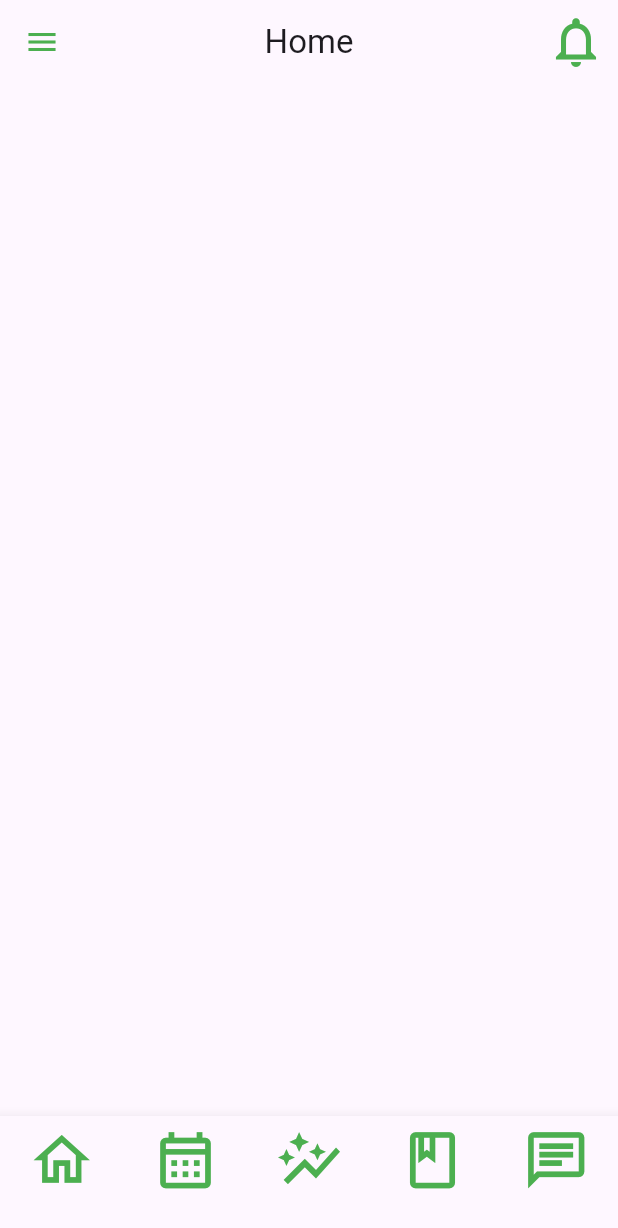
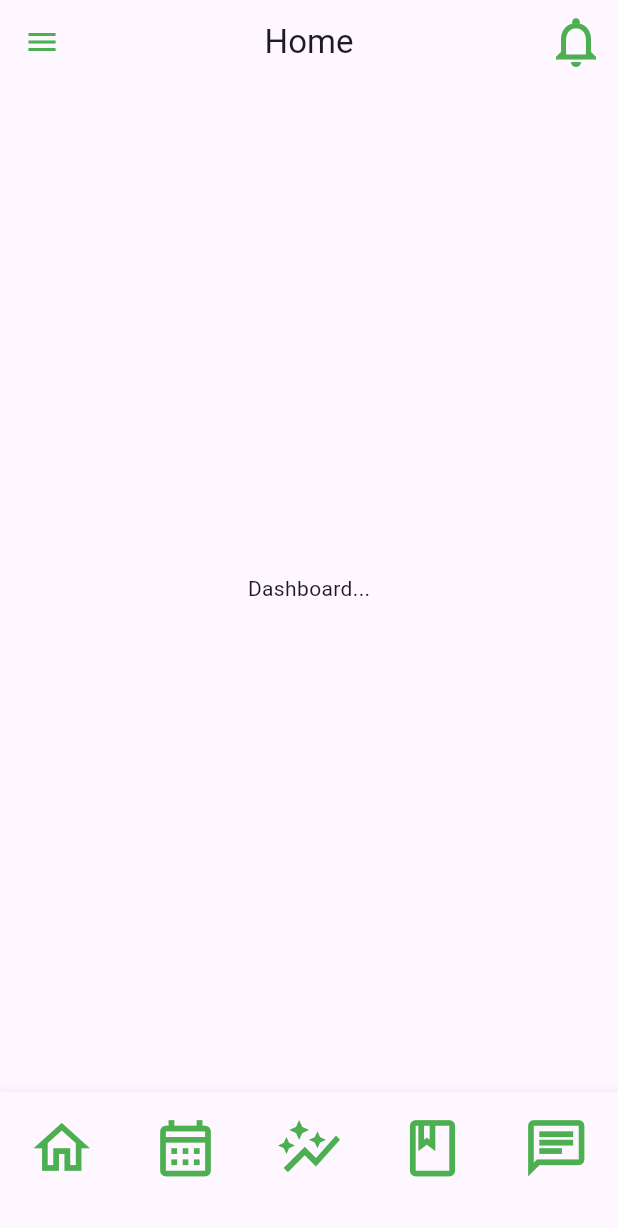
Before and after one commit to Miggycraft/terrasoi_app, a Flutter app: the screen it shows after launch, on a phone screen of 412 x 824 dp. Shown: the top 1228 px of the screen. Run offline on Flutter 3.47's test engine with Material 3 defaults, Android fonts, the phone set to English and light mode, and no system bars.

Commit message:
working bottom navbar that updates pages, and appbar, views next

```diff
--- a/lib/pages/home_page.dart
+++ b/lib/pages/home_page.dart
@@ -1,5 +1,10 @@
 import 'package:flutter/material.dart';
 import 'package:terrasoi/component/drawer_component.dart';
+import 'package:terrasoi/pages/view/dashboard_page.dart';
+import 'package:terrasoi/pages/view/reporting_page.dart';
+import 'package:terrasoi/pages/view/resources_page.dart';
+import 'package:terrasoi/pages/view/scheduling_page.dart';
+import 'package:terrasoi/pages/view/messaging_page.dart';
 
 class HomePage extends StatefulWidget {
   const HomePage({super.key});
@@ -9,13 +14,29 @@ class HomePage extends StatefulWidget {
 }
 
 class _HomePageState extends State<HomePage> {
+  int _selectedIndex = 0;
+
+  final List _pages = [
+    [const DashboardPage(), 'Home'],
+    [const SchedulingPage(), 'Scheduling'],
+    [const ReportingPage(), 'Reports'],
+    [const ResourcesPage(), 'Resources'],
+    [const MessagingPage(), 'Chats'],
+  ];
+
+  void navigateBottomBar(int index) {
+    setState(() {
+      _selectedIndex = index;
+    });
+  }
+
   @override
   Widget build(BuildContext context) {
     return Scaffold(
       appBar: AppBar(
         iconTheme: IconThemeData(color: Colors.green),
         title: Text(
-          'Home',
+          _pages[_selectedIndex][1],
         ),
         centerTitle: true,
         actions: [
@@ -28,65 +49,71 @@ class _HomePageState extends State<HomePage> {
               ))
         ],
       ),
-      body: Padding(
-        padding: EdgeInsets.symmetric(horizontal: 20),
-        child: Column(
-          children: [
-            // SEARCH ALL
-            Row(
-              children: [],
-            )
-
-            // ANALYTICS
-            // ANALYTICS BUT COLUMN
-
-            // PENDING APPROVAL
-            // PENDING APPROVAl BUT SLIDING??? (IDK PA)
-
-            // RECENT CONTACTS
-            // SAME SHIT W BEFORE
-          ],
-        ),
-      ),
+      body: _pages[_selectedIndex][0],
       drawer: DrawerComponent(),
       bottomNavigationBar: BottomNavigationBar(
         type: BottomNavigationBarType.fixed,
-        items: const <BottomNavigationBarItem>[
+        items: <BottomNavigationBarItem>[
           BottomNavigationBarItem(
+              label: '',
+              icon: IconButton(
+                onPressed: () {
+                  navigateBottomBar(0);
+                },
                 icon: Icon(
                   Icons.home_outlined,
                   size: 45,
                   color: Colors.green,
                 ),
-              label: ''),
+              )),
           BottomNavigationBarItem(
+              label: '',
+              icon: IconButton(
+                onPressed: () {
+                  navigateBottomBar(1);
+                },
                 icon: Icon(
                   Icons.calendar_month_outlined,
                   size: 45,
                   color: Colors.green,
                 ),
-              label: ''),
+              )),
           BottomNavigationBarItem(
+              label: '',
+              icon: IconButton(
+                onPressed: () {
+                  navigateBottomBar(2);
+                },
                 icon: Icon(
                   Icons.auto_graph,
                   size: 45,
                   color: Colors.green,
                 ),
-              label: ''),
+              )),
           BottomNavigationBarItem(
+              label: '',
+              icon: IconButton(
+                onPressed: () {
+                  navigateBottomBar(3);
+                },
                 icon: Icon(
                   Icons.book_outlined,
                   size: 45,
                   color: Colors.green,
                 ),
-              label: ''),
+              )),
           BottomNavigationBarItem(
+              label: '',
+              icon: IconButton(
+                onPressed: () {
+                  navigateBottomBar(4);
+                },
                 icon: Icon(
                   Icons.chat_outlined,
                   size: 45,
                   color: Colors.green,
                 ),
-              label: ''),
+              )),
         ],
       ),
     );
--- /dev/null
+++ b/lib/pages/view/dashboard_page.dart
@@ -0,0 +1,15 @@
+import 'package:flutter/material.dart';
+
+class DashboardPage extends StatefulWidget {
+  const DashboardPage({super.key});
+
+  @override
+  State<DashboardPage> createState() => _DashboardPageState();
+}
+
+class _DashboardPageState extends State<DashboardPage> {
+  @override
+  Widget build(BuildContext context) {
+    return Center(child: Text('Dashboard...'),);
+  }
+}
```
Also changed, not shown: lib/pages/view/messaging_page.dart (added, +15 -0 lines), lib/pages/view/reporting_page.dart (added, +15 -0 lines), lib/pages/view/resources_page.dart (added, +15 -0 lines), lib/pages/view/scheduling_page.dart (added, +15 -0 lines). Lines whose indentation alone changed are shown as unchanged.
